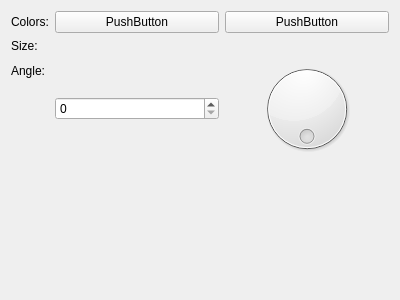
Old version of the form plugins/filters/halftone/wdg_halftone_filter.ui in the repository KDE/krita.
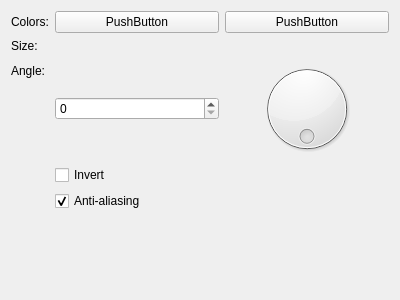
New version of the form. Custom widgets are drawn as their Qt base class.

Commit message: Add two more options and polish.

What changed in the file:
```diff
--- a/plugins/filters/halftone/wdg_halftone_filter.ui
+++ b/plugins/filters/halftone/wdg_halftone_filter.ui
@@ -74,8 +74,22 @@
      </property>
     </widget>
    </item>
-   <item row="1" column="1">
-    <widget class="KisSliderSpinBox" name="sld_cellSize" native="true"/>
+   <item row="4" column="1">
+    <widget class="QCheckBox" name="ckbAntialiasing">
+     <property name="text">
+      <string>Anti-aliasing</string>
+     </property>
+     <property name="checked">
+      <bool>true</bool>
+     </property>
+    </widget>
+   </item>
+   <item row="3" column="1">
+    <widget class="QCheckBox" name="ckbInvert">
+     <property name="text">
+      <string>Invert</string>
+     </property>
+    </widget>
    </item>
   </layout>
  </widget>
```
Left out of the diff: 18 changed lines with no effect on the pictures. The commit also changes 2 other files.
